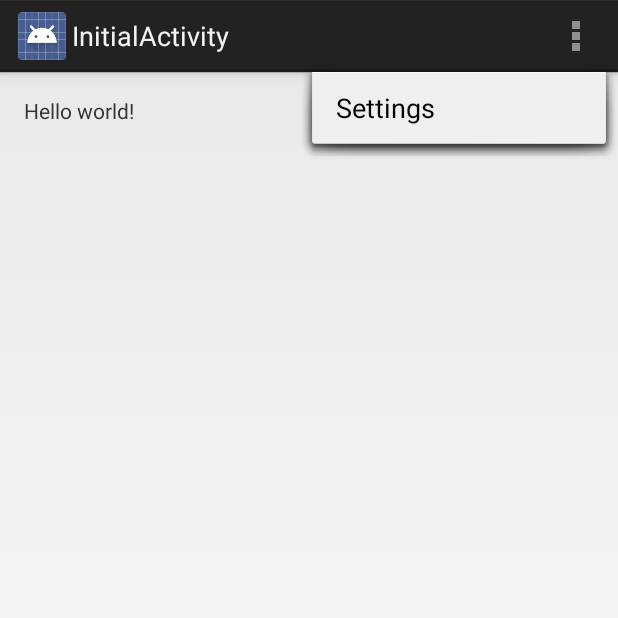
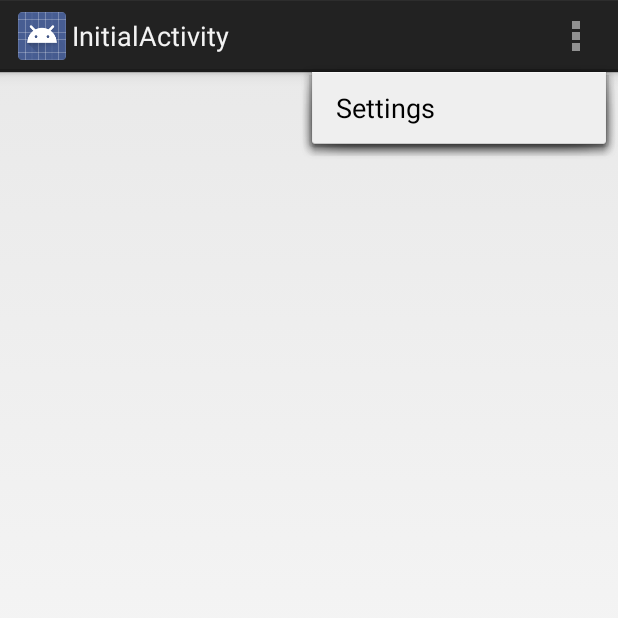
Before and after one commit to fnk0/InsuringMyLife, an Android app: the InitialActivity screen opened directly, with no data from a screen before it, with the options menu open, on a phone screen of 412 x 824 dp, the top half of it. Run offline under Robolectric (Android 15) with nearby library versions, the phone set to English and light mode, and no system bars.

```diff
--- a/InsuringMyLife/src/main/java/com/gabilheri/insuringmylife/InitialActivity.java
+++ b/InsuringMyLife/src/main/java/com/gabilheri/insuringmylife/InitialActivity.java
@@ -1,15 +1,9 @@
 package com.gabilheri.insuringmylife;
 
 import android.app.Activity;
-import android.app.ActionBar;
-import android.app.Fragment;
 import android.os.Bundle;
-import android.view.LayoutInflater;
 import android.view.Menu;
 import android.view.MenuItem;
-import android.view.View;
-import android.view.ViewGroup;
-import android.os.Build;
 
 public class InitialActivity extends Activity {
 
@@ -18,11 +12,6 @@ public class InitialActivity extends Activity {
         super.onCreate(savedInstanceState);
         setContentView(R.layout.activity_initial);
 
-        if (savedInstanceState == null) {
-            getFragmentManager().beginTransaction()
-                    .add(R.id.container, new PlaceholderFragment())
-                    .commit();
-        }
     }
 
 
@@ -46,20 +35,5 @@ public class InitialActivity extends Activity {
         return super.onOptionsItemSelected(item);
     }
 
-    /**
-     * A placeholder fragment containing a simple view.
-     */
-    public static class PlaceholderFragment extends Fragment {
-
-        public PlaceholderFragment() {
-        }
-
-        @Override
-        public View onCreateView(LayoutInflater inflater, ViewGroup container,
-                Bundle savedInstanceState) {
-            View rootView = inflater.inflate(R.layout.fragment_initial, container, false);
-            return rootView;
-        }
-    }
 
 }
--- a/InsuringMyLife/src/main/res/layout/fragment_initial.xml
+++ /dev/null
@@ -1,16 +0,0 @@
-<RelativeLayout xmlns:android="http://schemas.android.com/apk/res/android"
-    xmlns:tools="http://schemas.android.com/tools"
-    android:layout_width="match_parent"
-    android:layout_height="match_parent"
-    android:paddingLeft="@dimen/activity_horizontal_margin"
-    android:paddingRight="@dimen/activity_horizontal_margin"
-    android:paddingTop="@dimen/activity_vertical_margin"
-    android:paddingBottom="@dimen/activity_vertical_margin"
-    tools:context="com.gabilheri.insuringmylife.InitialActivity$PlaceholderFragment">
-
-    <TextView
-        android:text="@string/hello_world"
-        android:layout_width="wrap_content"
-        android:layout_height="wrap_content" />
-
-</RelativeLayout>
```
Also changed, not shown: InsuringMyLife/src/main/res/layout/fragment_register.xml (deleted, +0 -16 lines).
